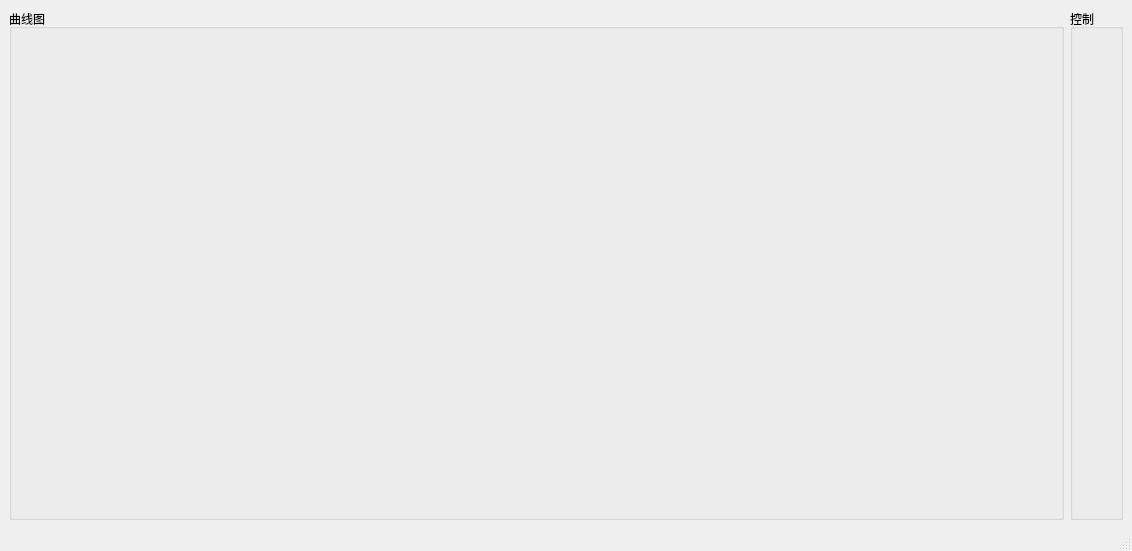
Above: FlowLimitTest/FlowLimit.ui from taynpg/frelay before the change. Below: the same form after it.
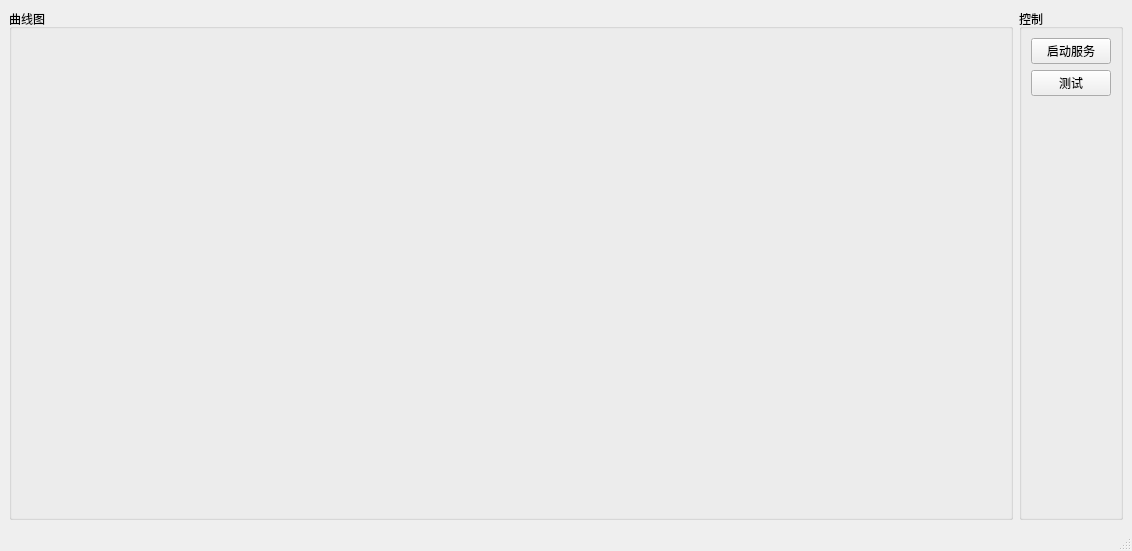
That is the form after the change.

Commit message: 测试进度

Patch:
```diff
--- a/FlowLimitTest/FlowLimit.ui
+++ b/FlowLimitTest/FlowLimit.ui
@@ -63,6 +63,35 @@
       <property name="title">
        <string>控制</string>
       </property>
+      <layout class="QVBoxLayout" name="verticalLayout">
+       <item>
+        <widget class="QPushButton" name="btnStartServer">
+         <property name="text">
+          <string>启动服务</string>
+         </property>
+        </widget>
+       </item>
+       <item>
+        <widget class="QPushButton" name="btnTest">
+         <property name="text">
+          <string>测试</string>
+         </property>
+        </widget>
+       </item>
+       <item>
+        <spacer name="verticalSpacer">
+         <property name="orientation">
+          <enum>Qt::Orientation::Vertical</enum>
+         </property>
+         <property name="sizeHint" stdset="0">
+          <size>
+           <width>20</width>
+           <height>364</height>
+          </size>
+         </property>
+        </spacer>
+       </item>
+      </layout>
      </widget>
     </item>
    </layout>
```
The commit also changes 4 other files.
